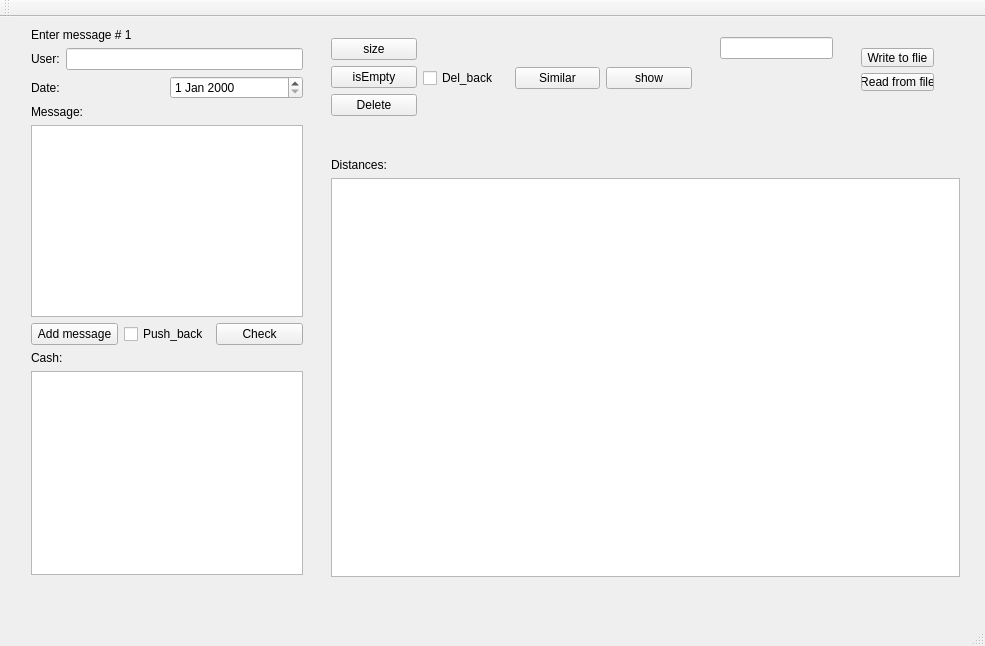
ktp-forked-repos/Levenstein-Distance-1, file mainwindow.ui: the form before one commit.
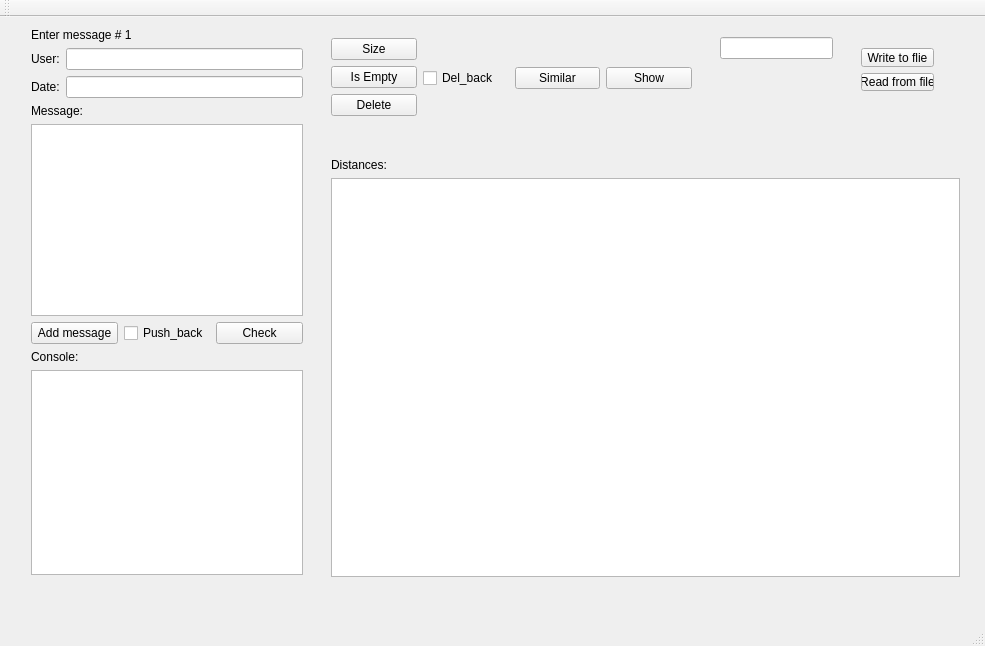
The form after the commit.

Patch:
```diff
--- a/mainwindow.ui
+++ b/mainwindow.ui
@@ -81,7 +81,7 @@
             </widget>
            </item>
            <item>
-            <widget class="QDateEdit" name="dateEdit"/>
+            <widget class="QLineEdit" name="lineEdit_3"/>
            </item>
           </layout>
          </item>
@@ -133,7 +133,7 @@
        <item>
         <widget class="QLabel" name="label_4">
          <property name="text">
-          <string>Cash:</string>
+          <string>Console:</string>
          </property>
         </widget>
        </item>
@@ -169,14 +169,14 @@
        <item>
         <widget class="QPushButton" name="pushButton_3">
          <property name="text">
-          <string>size</string>
+          <string>Size</string>
          </property>
         </widget>
        </item>
        <item>
         <widget class="QPushButton" name="pushButton_4">
          <property name="text">
-          <string>isEmpty</string>
+          <string>Is Empty</string>
          </property>
         </widget>
        </item>
@@ -206,7 +206,7 @@
      <item>
       <widget class="QPushButton" name="pushButton_6">
        <property name="text">
-        <string>show</string>
+        <string>Show</string>
        </property>
       </widget>
      </item>
```
